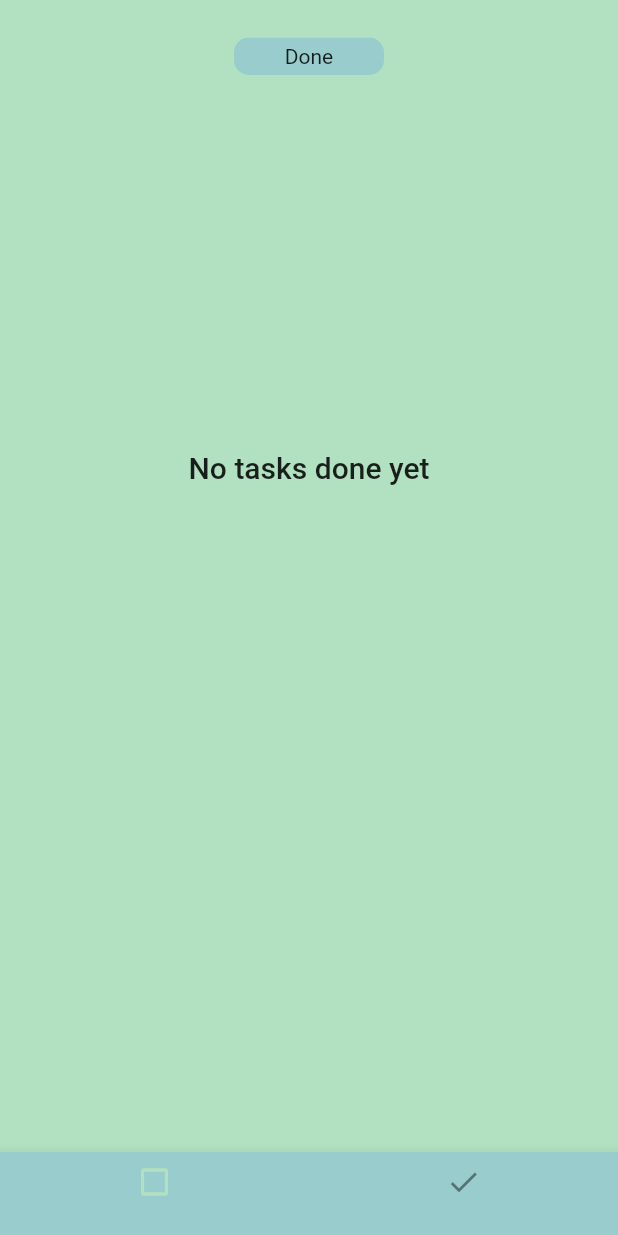
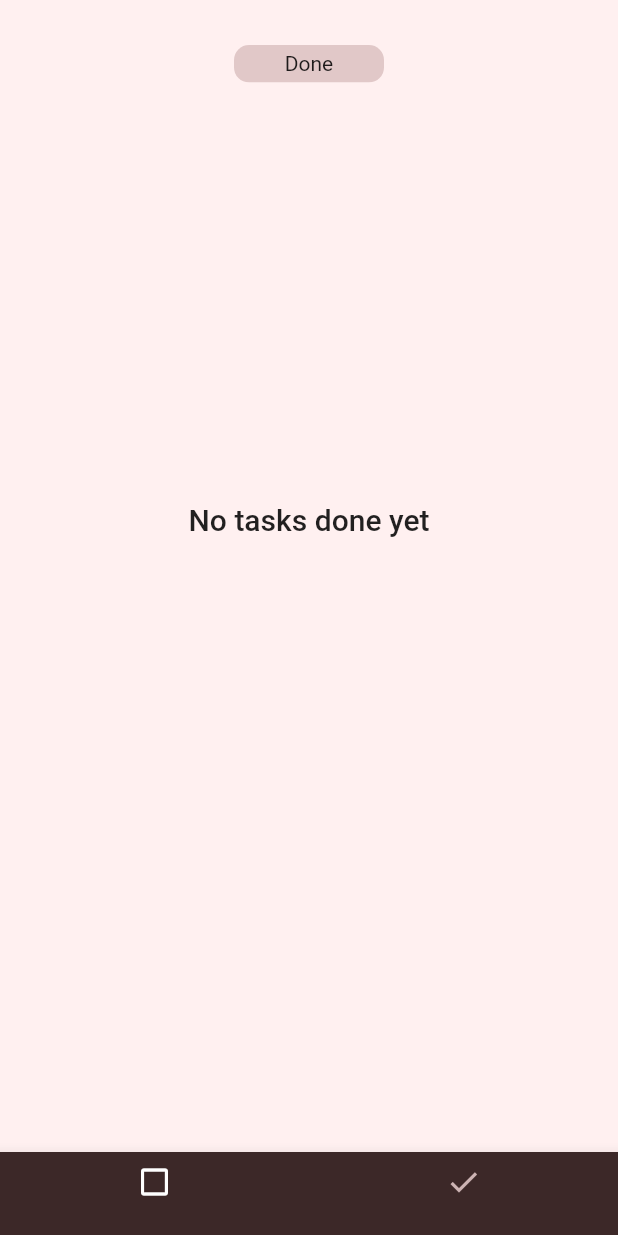
Before and after one commit to Nephthalim/accomplish, a Flutter app: the screen it shows after launch, swiped to page 2, on a phone screen of 412 x 824 dp. Run offline on Flutter 3.47's test engine with Material 2 defaults, Android fonts, the phone set to English and light mode, and no system bars; missing offline and left inert: shake_event.

Commit message:
second commit

```diff
--- a/lib/main.dart
+++ b/lib/main.dart
@@ -21,6 +21,10 @@ class _MyAppState extends State<MyApp> {
   Widget build(BuildContext context) {
     return MaterialApp(
       home: Screens(),
+      theme: ThemeData(
+        primaryColor: Color.fromRGBO(205, 180, 180, 1.0),
+        accentColor: Color.fromRGBO(255, 240, 240, 1.0),
+      ),
     );
   }
 }
--- a/lib/screens/screens.dart
+++ b/lib/screens/screens.dart
@@ -119,9 +119,10 @@ class _ScreensState extends State<Screens> with ShakeHandler {
       controller: _pageController,
     );
     final bottomBar = BottomNavigationBar(
-      unselectedItemColor: Color(0xFFB1E1C1),
-      backgroundColor: Color(0xFF99CCCC),
-      selectedItemColor: Colors.black45,
+      unselectedItemColor: Color.fromRGBO(255,255,255,1.0),
+      backgroundColor: Color.fromRGBO(60,40,40,1.0),
+      selectedItemColor: Color.fromRGBO(205, 180, 180, 1.0),
+
       items: [
         BottomNavigationBarItem(
           title: Text(""),
@@ -138,7 +139,7 @@ class _ScreensState extends State<Screens> with ShakeHandler {
     );
     return Scaffold(
       body: pages,
-      backgroundColor: Color(0xFFB1E1C1),
+      backgroundColor: Color.fromRGBO(255, 240, 240, 1.0),
       bottomNavigationBar: bottomBar,
     );
   }
--- a/lib/widgets/done_task_list.dart
+++ b/lib/widgets/done_task_list.dart
@@ -15,16 +15,17 @@ class DoneTaskList extends StatelessWidget {
   Widget build(BuildContext context) {
     return Column(
       children: <Widget>[
-        SizedBox(
-          height: 25,
-        ),
-        ClipRRect(
-          borderRadius: BorderRadius.circular(10.0),
-          child: Container(
-            width: 100,
-            height: 25,
-            color: Color(0xFF99CCCC),
-            child: Center(child: Text("Done")),
+
+        Padding(
+          padding: const EdgeInsets.all(30.0),
+          child: ClipRRect(
+            borderRadius: BorderRadius.circular(10.0),
+            child: Container(
+              width: 100,
+              height: 25,
+              color: Color.fromRGBO(225, 200, 200, 1.0),
+              child: Center(child: Text("Done")),
+            ),
           ),
         ),
         _doneTasks.isEmpty
--- a/lib/widgets/new_task.dart
+++ b/lib/widgets/new_task.dart
@@ -50,6 +50,7 @@ class _NewTaskState extends State<NewTask> with ShakeHandler {
       initialDate: DateTime.now(),
       firstDate: DateTime(2019),
       lastDate: (DateTime.now()),
+
     ).then((pickedDate) {
       if (pickedDate == null) {
         return;
@@ -96,8 +97,8 @@ class _NewTaskState extends State<NewTask> with ShakeHandler {
               ),
               RaisedButton(
                 child: Text('Add Task'),
-                color: Theme.of(context).primaryColor,
-                textColor: Theme.of(context).textTheme.button.color,
+                color: Color.fromRGBO(205, 180, 180, 1.0),
+                textColor: Colors.white,
                 onPressed: _submitData,
               )
             ],
```
Also changed, not shown: lib/widgets/adaptive_button.dart (+10 -2 lines), lib/widgets/done_task_item.dart (+31 -4 lines), lib/widgets/task_list.dart (+6 -5 lines), pubspec.lock, 2 other files.
